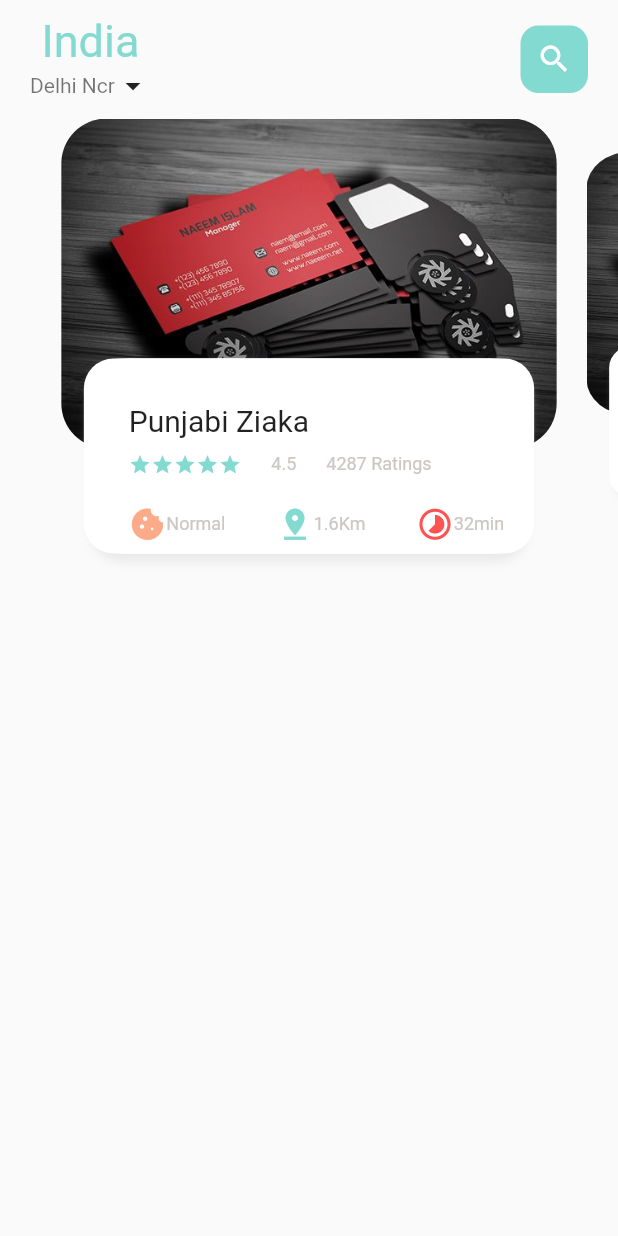
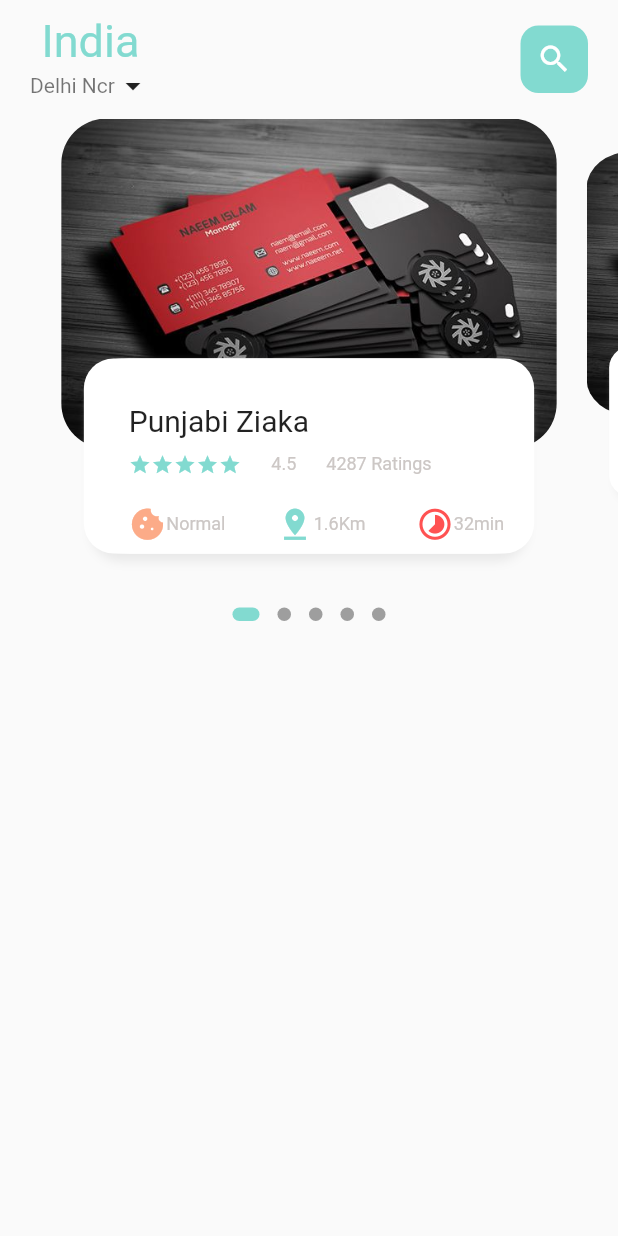
Before and after one commit to mohit-52/Flutter-E-commerce-app, a Flutter app: the screen it shows after launch, on a phone screen of 412 x 824 dp. Run offline on Flutter 3.47's test engine with Material 2 defaults, Android fonts, the phone set to English and light mode, and no system bars; drawn by our look-alikes of dots_indicator; our stand-ins replace google_fonts, smooth_page_indicator.

```diff
--- a/lib/home/food_page_body.dart
+++ b/lib/home/food_page_body.dart
@@ -1,3 +1,4 @@
+import 'package:dots_indicator/dots_indicator.dart';
 import 'package:flutter/material.dart';
 import 'package:food_delivery/common_widgets/big_text.dart';
 import 'package:food_delivery/common_widgets/small_text.dart';
@@ -37,7 +38,10 @@ class _FoodPageBodyState extends State<FoodPageBody> {
 
   @override
   Widget build(BuildContext context) {
-    return Container(
+    return Column(
+      children: [
+        // Page View Builder for Image Card and Info Card and Transform Animation
+        Container(
           height: 320,
           color: Colors.transparent,
           child: PageView.builder(
@@ -46,9 +50,23 @@ class _FoodPageBodyState extends State<FoodPageBody> {
               itemBuilder: (context, position) {
                 return _buildPageItem(position);
               }),
+        ),
+
+    // Dots Indicator for the above cards
+    new DotsIndicator(
+    dotsCount: 5,
+    position: _currentPageValue,
+    decorator: DotsDecorator(
+      activeColor: AppColors.mainColor,
+    size: const Size.square(9.0),
+    activeSize: const Size(18.0, 9.0),
+    activeShape: RoundedRectangleBorder(borderRadius: BorderRadius.circular(5.0)),
+    ),
+    )
+      ],
     );
   }
-
+// Function for Image Card and Info Card and Transform Animation
   Widget _buildPageItem(int index) {
     Matrix4 matrix = new Matrix4.identity();
     if (index == _currentPageValue.floor()) {
--- a/lib/home/main_food_page.dart
+++ b/lib/home/main_food_page.dart
@@ -16,6 +16,7 @@ class MainFoodPage extends StatelessWidget {
         // Top Bar
         body: Column(
           children: [
+            // Food Page Header
             Container(
               margin: EdgeInsets.only(top: 10, bottom: 10),
               padding: EdgeInsets.only(left: 20, right: 20),
@@ -52,6 +53,7 @@ class MainFoodPage extends StatelessWidget {
               ),
 
             ),
+            // Food Page Body
             FoodPageBody(),
           ],
         ),
--- a/pubspec.yaml
+++ b/pubspec.yaml
@@ -40,6 +40,7 @@ dependencies:
   smooth_page_indicator: ^1.0.0+2
   gt: ^0.0.2
   get: ^4.6.5
+  dots_indicator: ^2.1.0
 
 dev_dependencies:
   flutter_test:
```
Also changed, not shown: pubspec.lock. Lines whose indentation alone changed are shown as unchanged.
